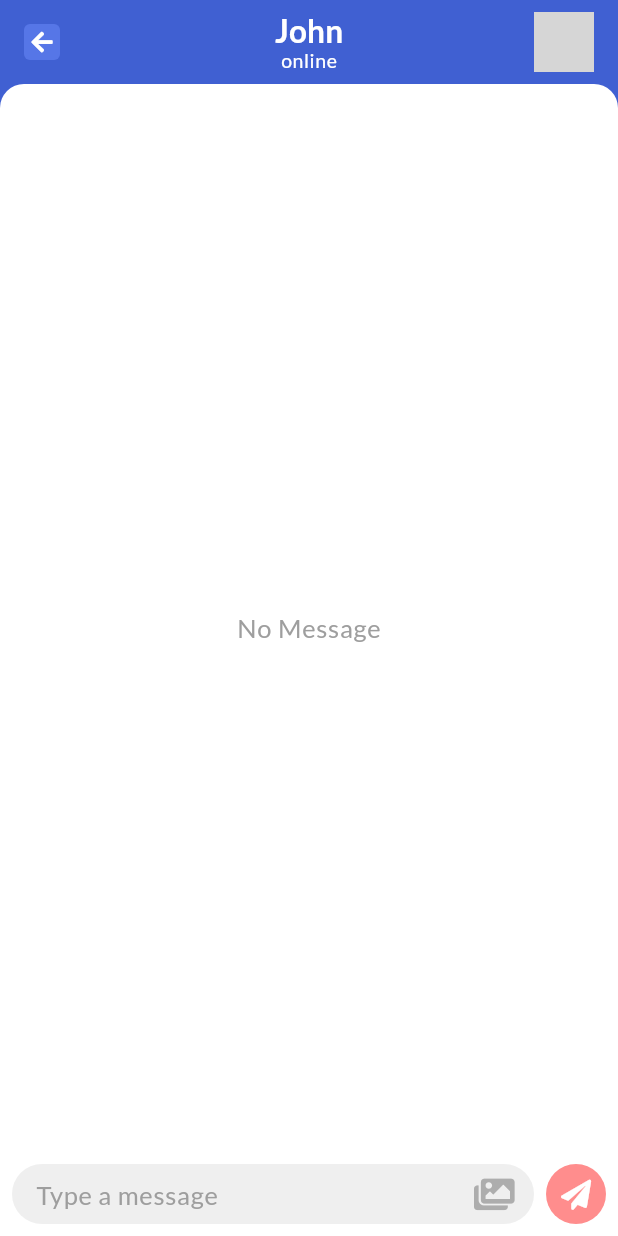
After one commit to robby0125/chatme, a Flutter app: the HomePage screen opened by its route, after a tap on "John", on a phone screen of 412 x 824 dp. The commit adds this screen. Run offline on Flutter 3.47's test engine with Material 2 defaults, Android fonts, the phone set to English and light mode, and no system bars; our stand-ins replace flutter_svg, font_awesome_flutter, get, google_fonts; network calls fail; grey boxes are pictures that could not be loaded.

Commit message:
add chat room page

```diff
--- a/lib/main.dart
+++ b/lib/main.dart
@@ -1,3 +1,4 @@
+import 'package:chatme/ui/pages/chat_room_page.dart';
 import 'package:chatme/ui/pages/home_page.dart';
 import 'package:chatme/ui/pages/login_page.dart';
 import 'package:chatme/ui/pages/register_page.dart';
@@ -16,6 +17,7 @@ class ChatMe extends StatelessWidget {
   Widget build(BuildContext context) {
     return GetMaterialApp(
       title: 'ChatMe',
+      debugShowCheckedModeBanner: false,
       theme: ThemeData(
         primaryColor: const Color(0xFF4060D2),
         colorScheme: ColorScheme.fromSwatch().copyWith(
@@ -34,6 +36,7 @@ class ChatMe extends StatelessWidget {
         LoginPage.routeName: (_) => const LoginPage(),
         RegisterPage.routeName: (_) => const RegisterPage(),
         HomePage.routeName: (_) => const HomePage(),
+        ChatRoomPage.routeName: (_) => const ChatRoomPage(),
       },
     );
   }
--- /dev/null
+++ b/lib/ui/pages/chat_room_page.dart
@@ -0,0 +1,157 @@
+import 'dart:developer';
+
+import 'package:chatme/ui/widgets/my_appbar_action_button.dart';
+import 'package:chatme/ui/widgets/my_button.dart';
+import 'package:chatme/ui/widgets/my_rounded_body_container.dart';
+import 'package:chatme/ui/widgets/my_text_field.dart';
+import 'package:flutter/material.dart';
+import 'package:font_awesome_flutter/font_awesome_flutter.dart';
+import 'package:get/get.dart';
+
+class ChatRoomPage extends StatefulWidget {
+  static const routeName = '/chatroom';
+
+  const ChatRoomPage({Key? key}) : super(key: key);
+
+  @override
+  State<ChatRoomPage> createState() => _ChatRoomPageState();
+}
+
+class _ChatRoomPageState extends State<ChatRoomPage> {
+  final _customGrey = const Color(0xFFEFEFEF);
+  final _messageController = TextEditingController();
+
+  @override
+  void dispose() {
+    super.dispose();
+
+    _messageController.dispose();
+  }
+
+  @override
+  Widget build(BuildContext context) {
+    return Scaffold(
+      backgroundColor: Get.theme.primaryColor,
+      appBar: AppBar(
+        title: Builder(
+          builder: (context) {
+            return Column(
+              mainAxisSize: MainAxisSize.min,
+              children: [
+                Text(
+                  'John',
+                  style: Get.textTheme.headline6!.copyWith(
+                    color: Colors.white,
+                    fontWeight: FontWeight.bold,
+                  ),
+                ),
+                Text(
+                  'online',
+                  style: Get.textTheme.caption!.copyWith(
+                    color: Colors.white,
+                  ),
+                )
+              ],
+            );
+          },
+        ),
+        leading: MyAppBarActionButton(
+          onPressed: () {},
+          icon: FontAwesomeIcons.arrowLeft,
+        ),
+        actions: [
+          Padding(
+            padding: const EdgeInsets.only(right: 16),
+            child: Center(
+              child: InkWell(
+                onTap: () {},
+                child: ClipRRect(
+                  borderRadius: const BorderRadius.all(
+                    Radius.circular(20),
+                  ),
+                  child: Image.network(
+                    'https://i.kinja-img.com/gawker-media/image/upload/t_original/ijsi5fzb1nbkbhxa2gc1.png',
+                    width: 40,
+                    height: 40,
+                    fit: BoxFit.cover,
+                  ),
+                ),
+              ),
+            ),
+          ),
+        ],
+      ),
+      body: MyRoundedBodyContainer(
+        child: Padding(
+          padding: const EdgeInsets.all(8),
+          child: Column(
+            crossAxisAlignment: CrossAxisAlignment.stretch,
+            children: [
+              Expanded(
+                child: Center(
+                  child: Text(
+                    'No Message',
+                    style: Get.textTheme.bodyText1!.copyWith(
+                      color: Colors.grey,
+                    ),
+                  ),
+                ),
+              ),
+              const SizedBox(height: 4),
+              Row(
+                children: [
+                  Expanded(
+                    child: SizedBox(
+                      height: 40,
+                      child: MyTextField(
+                        controller: _messageController,
+                        fillColor: _customGrey,
+                        border: const OutlineInputBorder(
+                          borderRadius: BorderRadius.all(
+                            Radius.circular(50),
+                          ),
+                          borderSide: BorderSide.none,
+                        ),
+                        contentPadding: const EdgeInsets.only(
+                          left: 16,
+                        ),
+                        hintText: 'Type a message',
+                        suffixIcon: Padding(
+                          padding: const EdgeInsets.only(right: 4),
+                          child: IconButton(
+                            onPressed: () {
+                              log('images clicked!');
+                            },
+                            icon: const Icon(
+                              FontAwesomeIcons.solidImages,
+                              color: Color(0xFFADADAD),
+                            ),
+                          ),
+                        ),
+                      ),
+                    ),
+                  ),
+                  const SizedBox(width: 8),
+                  SizedBox(
+                    width: 40,
+                    height: 40,
+                    child: MyButton(
+                      onTap: () {},
+                      child: const Center(
+                        child: Icon(
+                          FontAwesomeIcons.solidPaperPlane,
+                          size: 20,
+                          color: Colors.white,
+                        ),
+                      ),
+                    ),
+                  ),
+                ],
+              ),
+            ],
+          ),
+        ),
+      ),
+    );
+  }
+}
--- a/lib/ui/pages/home_page.dart
+++ b/lib/ui/pages/home_page.dart
@@ -1,3 +1,8 @@
+import 'dart:developer';
+
+import 'package:chatme/ui/pages/chat_room_page.dart';
+import 'package:chatme/ui/widgets/my_appbar_action_button.dart';
+import 'package:chatme/ui/widgets/my_rounded_body_container.dart';
 import 'package:flutter/material.dart';
 import 'package:font_awesome_flutter/font_awesome_flutter.dart';
 import 'package:get/get.dart';
@@ -17,58 +22,26 @@ class HomePage extends StatelessWidget {
           'ChatMe',
           style: GoogleFonts.jua(),
         ),
-        leading: IconButton(
+        leading: MyAppBarActionButton(
           onPressed: () {},
-          icon: Container(
-            width: 24,
-            height: 24,
-            decoration: const BoxDecoration(
-              color: Color(0xFF5676E7),
-              borderRadius: BorderRadius.all(
-                Radius.circular(4),
-              ),
-            ),
-            alignment: Alignment.center,
-            child: const Icon(
-              FontAwesomeIcons.bars,
-              size: 16,
-            ),
-          ),
+          icon: FontAwesomeIcons.bars,
         ),
         actions: [
-          IconButton(
+          MyAppBarActionButton(
             onPressed: () {},
-            icon: Container(
-              width: 24,
-              height: 24,
-              decoration: const BoxDecoration(
-                color: Color(0xFF5676E7),
-                borderRadius: BorderRadius.all(
-                  Radius.circular(4),
-                ),
-              ),
-              alignment: Alignment.center,
-              child: const Icon(
-                FontAwesomeIcons.search,
-                size: 16,
-              ),
-            ),
+            icon: FontAwesomeIcons.search,
           ),
         ],
       ),
-      body: Container(
-        decoration: const BoxDecoration(
-          color: Colors.white,
-          borderRadius: BorderRadius.vertical(
-            top: Radius.circular(16),
-          ),
-        ),
-        clipBehavior: Clip.hardEdge,
+      body: MyRoundedBodyContainer(
         child: ListView.separated(
           padding: const EdgeInsets.all(16),
           itemCount: 20,
           itemBuilder: (context, index) {
-            return Row(
+            return Material(
+              child: InkWell(
+                onTap: () => Get.toNamed(ChatRoomPage.routeName),
+                child: Row(
                   children: [
                     ClipRRect(
                       borderRadius: const BorderRadius.all(
@@ -129,6 +102,8 @@ class HomePage extends StatelessWidget {
                       ],
                     ),
                   ],
+                ),
+              ),
             );
           },
           separatorBuilder: (context, index) {
--- /dev/null
+++ b/lib/ui/widgets/my_appbar_action_button.dart
@@ -0,0 +1,36 @@
+import 'package:flutter/material.dart';
+
+class MyAppBarActionButton extends StatelessWidget {
+  final VoidCallback _onPressed;
+  final IconData _icon;
+
+  const MyAppBarActionButton({
+    Key? key,
+    required VoidCallback onPressed,
+    required IconData icon,
+  })  : _onPressed = onPressed,
+        _icon = icon,
+        super(key: key);
+
+  @override
+  Widget build(BuildContext context) {
+    return IconButton(
+      onPressed: _onPressed,
+      icon: Container(
+        width: 24,
+        height: 24,
+        decoration: const BoxDecoration(
+          color: Color(0xFF5676E7),
+          borderRadius: BorderRadius.all(
+            Radius.circular(4),
+          ),
+        ),
+        alignment: Alignment.center,
+        child: Icon(
+          _icon,
+          size: 16,
+        ),
+      ),
+    );
+  }
+}
--- /dev/null
+++ b/lib/ui/widgets/my_rounded_body_container.dart
@@ -0,0 +1,28 @@
+import 'package:flutter/material.dart';
+import 'package:get/get.dart';
+
+class MyRoundedBodyContainer extends StatelessWidget {
+  final Widget _child;
+
+  const MyRoundedBodyContainer({
+    Key? key,
+    required Widget child,
+  })  : _child = child,
+        super(key: key);
+
+  @override
+  Widget build(BuildContext context) {
+    return Container(
+      width: Get.width,
+      height: Get.height,
+      decoration: const BoxDecoration(
+        color: Colors.white,
+        borderRadius: BorderRadius.vertical(
+          top: Radius.circular(16),
+        ),
+      ),
+      clipBehavior: Clip.hardEdge,
+      child: _child,
+    );
+  }
+}
--- a/lib/ui/widgets/my_text_field.dart
+++ b/lib/ui/widgets/my_text_field.dart
@@ -8,6 +8,9 @@ class MyTextField extends StatefulWidget {
   final String? _hintText;
   final Widget? _prefixIcon;
   final Widget? _suffixIcon;
+  final InputBorder? _border;
+  final Color? _fillColor;
+  final EdgeInsetsGeometry? _contentPadding;
 
   const MyTextField({
     Key? key,
@@ -16,11 +19,17 @@ class MyTextField extends StatefulWidget {
     String? hintText,
     Widget? prefixIcon,
     Widget? suffixIcon,
+    InputBorder? border,
+    Color? fillColor,
+    EdgeInsetsGeometry? contentPadding,
   })  : _controller = controller,
         _isPasswordField = isPasswordField,
         _hintText = hintText,
         _prefixIcon = prefixIcon,
         _suffixIcon = suffixIcon,
+        _border = border,
+        _fillColor = fillColor,
+        _contentPadding = contentPadding,
         super(key: key);
 
   @override
@@ -29,6 +38,11 @@ class MyTextField extends StatefulWidget {
 
 class _MyTextFieldState extends State<MyTextField> {
   bool _hidePassword = true;
+
+  @override
+  void initState() {
+    super.initState();
+  }
 
   @override
   Widget build(BuildContext context) {
@@ -66,6 +80,10 @@ class _MyTextFieldState extends State<MyTextField> {
             return widget._suffixIcon ?? const SizedBox.shrink();
           },
         ),
+        border: widget._border,
+        fillColor: widget._fillColor,
+        filled: widget._fillColor != null,
+        contentPadding: widget._contentPadding,
       ),
     );
   }
--- a/pubspec.yaml
+++ b/pubspec.yaml
@@ -16,11 +16,14 @@ dependencies:
   font_awesome_flutter: ^9.2.0
   google_fonts: ^2.1.0
   get: ^4.3.8
+  freezed_annotation: ^1.1.0
 
 dev_dependencies:
   flutter_test:
     sdk: flutter
   flutter_lints: ^1.0.0
+  freezed: ^1.1.0
+  build_runner: ^2.1.7
 
 flutter:
   uses-material-design: true
```
Also changed, not shown: pubspec.lock. Lines whose indentation alone changed are shown as unchanged.
